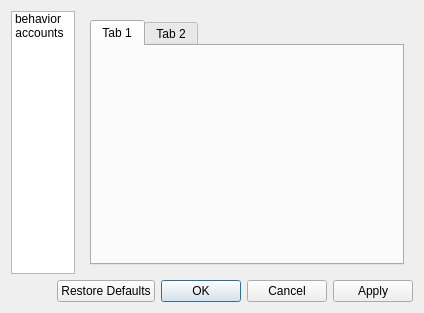
dodo/blain, file preferences.ui: the form before one commit.
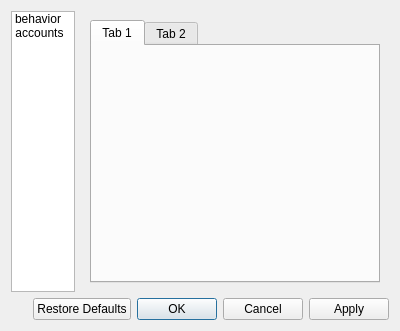
The form after the commit.

Commit message: get preferences visibility to en- and disable main window

The edit to the form file:
```diff
--- a/preferences.ui
+++ b/preferences.ui
@@ -1,13 +1,13 @@
 <?xml version="1.0" encoding="UTF-8"?>
 <ui version="4.0">
- <class>Dialog</class>
- <widget class="QDialog" name="Dialog">
+ <class>Form</class>
+ <widget class="QWidget" name="Form">
   <property name="geometry">
    <rect>
     <x>0</x>
     <y>0</y>
-    <width>424</width>
-    <height>313</height>
+    <width>400</width>
+    <height>331</height>
    </rect>
   </property>
   <property name="windowTitle">
```
Left out of the diff: 2 changed lines with no effect on the pictures. The commit also changes 1 other file.
